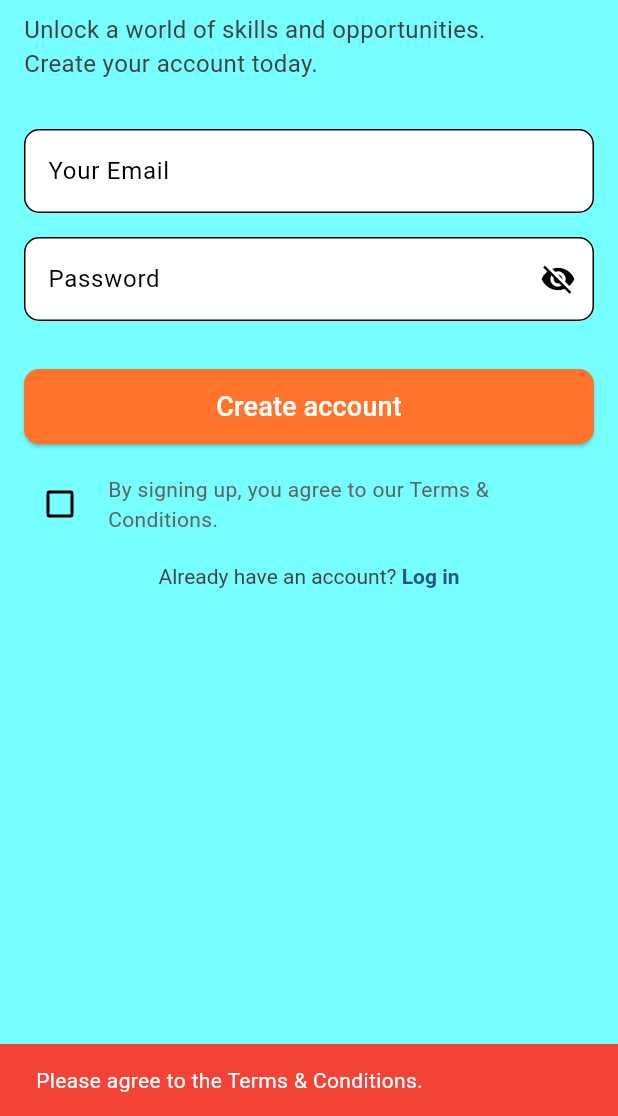
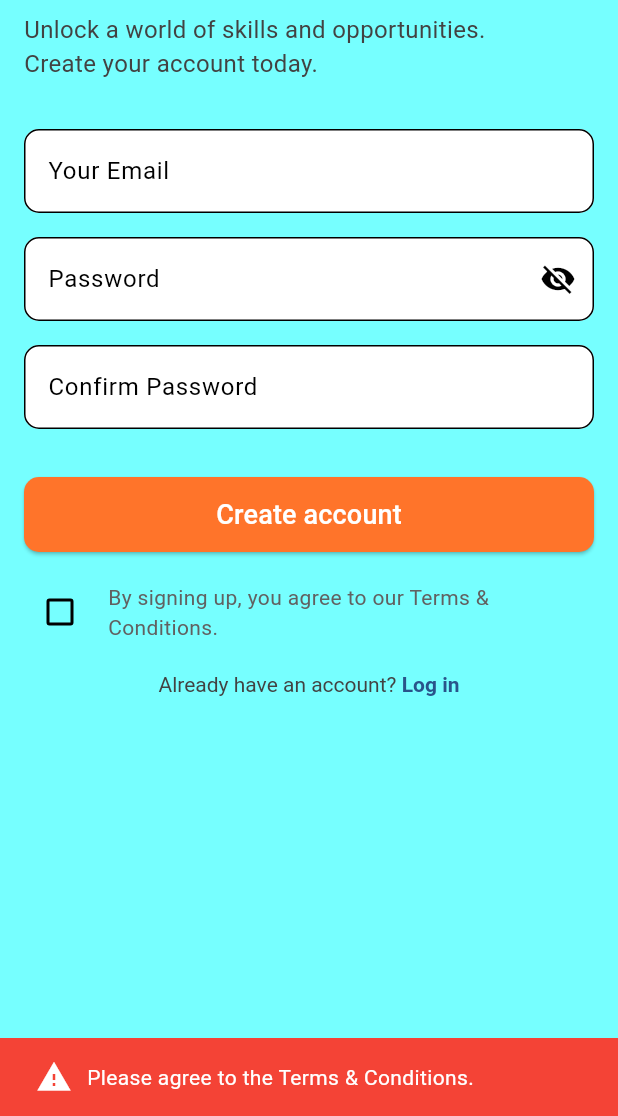
Before and after one commit to pirvugabriel/skillboost, a Flutter app: the screen it shows after launch, after a tap on "Create account", on a phone screen of 412 x 824 dp, the part 120-1236 px from its top. Run offline on Flutter 3.47's test engine with Material 3 defaults, Android fonts, the light colour scheme and no system bars; our stand-ins replace firebase_auth, firebase_core; accounts and stored records are empty.

Commit message:
signup.2(almost all done)

```diff
--- a/lib/screens/signup_screen.dart
+++ b/lib/screens/signup_screen.dart
@@ -1,5 +1,6 @@
 import 'package:flutter/material.dart';
 import 'package:flutter/gestures.dart';
+import 'package:firebase_auth/firebase_auth.dart';
 
 class SignupScreen extends StatefulWidget {
   const SignupScreen({super.key});
@@ -11,41 +12,69 @@ class SignupScreen extends StatefulWidget {
 class SignupScreenState extends State<SignupScreen> {
   final _emailController = TextEditingController();
   final _passwordController = TextEditingController();
+  final _confirmPasswordController = TextEditingController();
+
   bool _isPasswordVisible = false;
   bool _isChecked = false;
 
-  void _createAccount() {
+  void _showSnackBar(String message, Color color, IconData icon) {
+    ScaffoldMessenger.of(context).showSnackBar(
+      SnackBar(
+        content: Row(
+          children: [
+            Icon(icon, color: Colors.white),
+            const SizedBox(width: 10),
+            Expanded(child: Text(message)),
+          ],
+        ),
+        backgroundColor: color,
+      ),
+    );
+  }
+
+  void _createAccount() async{
     final email = _emailController.text.trim();
+    final password = _passwordController.text.trim();
+    final confirmPassword = _confirmPasswordController.text.trim();
 
-    // Validare: Verificăm dacă checkbox-ul este bifat
+    // Validare: Checkbox-ul trebuie să fie bifat
     if (!_isChecked) {
-      ScaffoldMessenger.of(context).showSnackBar(
-        SnackBar(
-          content: Text('Please agree to the Terms & Conditions.'),
-          backgroundColor: Colors.red,
-        ),
-      );
+      _showSnackBar('Please agree to the Terms & Conditions.', Colors.red, Icons.warning);
       return;
     }
 
-    // Validare: Verificăm dacă email-ul conține @yahoo sau @gmail
-    if (!email.contains('@yahoo') && !email.contains('@gmail')) {
-      ScaffoldMessenger.of(context).showSnackBar(
-        SnackBar(
-          content: Text('Please use a valid email ending with @yahoo or @gmail.'),
-          backgroundColor: Colors.red,
-        ),
-      );
+    // Validare: Parolele trebuie să coincidă
+    if (password != confirmPassword) {
+      _showSnackBar('Passwords do not match!', Colors.red, Icons.lock);
       return;
     }
 
-    // Dacă toate validările sunt trecute, afișăm succes
-    ScaffoldMessenger.of(context).showSnackBar(
-      SnackBar(
-        content: Text('Account created successfully!'),
-        backgroundColor: Colors.green,
-      ),
-    );
+
+    try {
+      // Apel Firebase pentru creare cont
+      await FirebaseAuth.instance.createUserWithEmailAndPassword(
+        email: email,
+        password: password,
+      );
+
+      // Succes: cont creat
+      _showSnackBar('Account created successfully!', Colors.green, Icons.check_circle);
+
+      // Redirecționează către pagina Home
+      Navigator.pushNamed(context, '/home');
+    } on FirebaseAuthException catch (e) {
+      if (!mounted) return;
+      // Gestionare erori Firebase
+      if (e.code == 'email-already-in-use') {
+        _showSnackBar('This email is already in use.', Colors.red, Icons.email);
+      } else if (e.code == 'invalid-email') {
+        _showSnackBar('The email format is invalid.', Colors.red, Icons.email);
+      } else if (e.code == 'weak-password') {
+        _showSnackBar('The password is too weak.', Colors.red, Icons.lock);
+      } else {
+        _showSnackBar('An error occurred. Please try again.', Colors.red, Icons.error);
+      }
+    }
   }
 
   @override
@@ -113,6 +142,19 @@ class SignupScreenState extends State<SignupScreen> {
                     });
                   },
                 ),
+              ),
+            ),
+            const SizedBox(height: 16),
+            TextField(
+              controller: _confirmPasswordController,
+              obscureText: !_isPasswordVisible,
+              decoration: InputDecoration(
+                labelText: 'Confirm Password',
+                border: OutlineInputBorder(
+                  borderRadius: BorderRadius.circular(10),
+                ),
+                filled: true,
+                fillColor: Colors.white,
               ),
             ),
             const SizedBox(height: 32),
--- a/pubspec.yaml
+++ b/pubspec.yaml
@@ -35,6 +35,7 @@ dependencies:
   # Use with the CupertinoIcons class for iOS style icons.
   cupertino_icons: ^1.0.8
   firebase_core: ^3.10.1
+  firebase_auth: ^5.4.1
 
 dev_dependencies:
   flutter_test:
```
Also changed, not shown: pubspec.lock, 7 other files.
